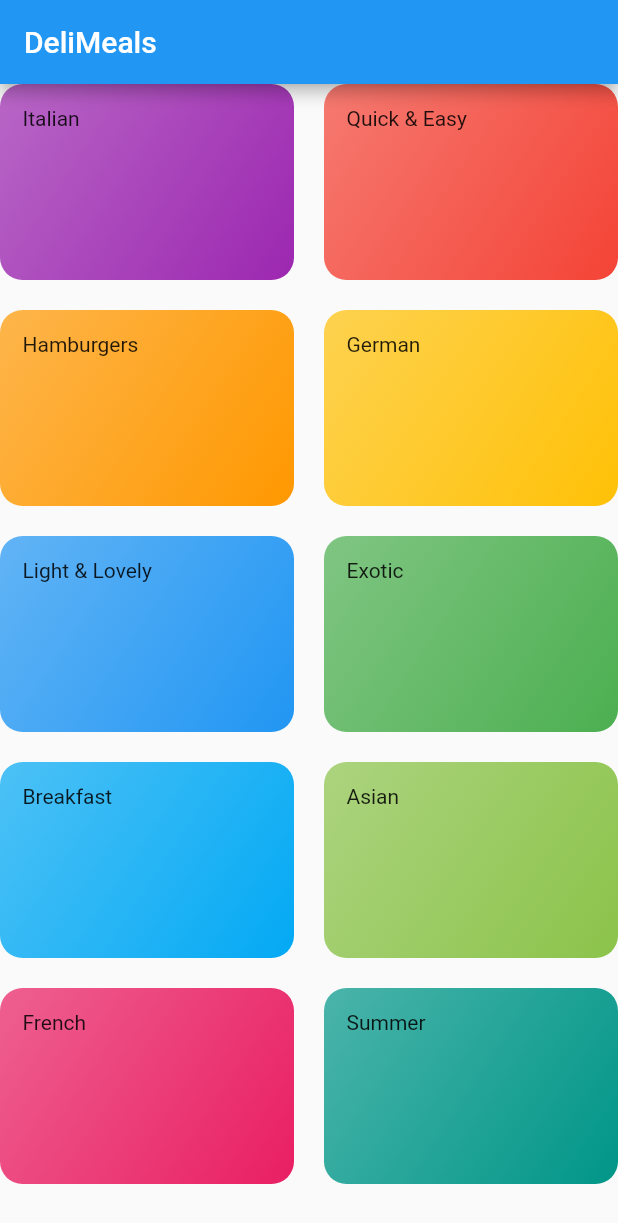
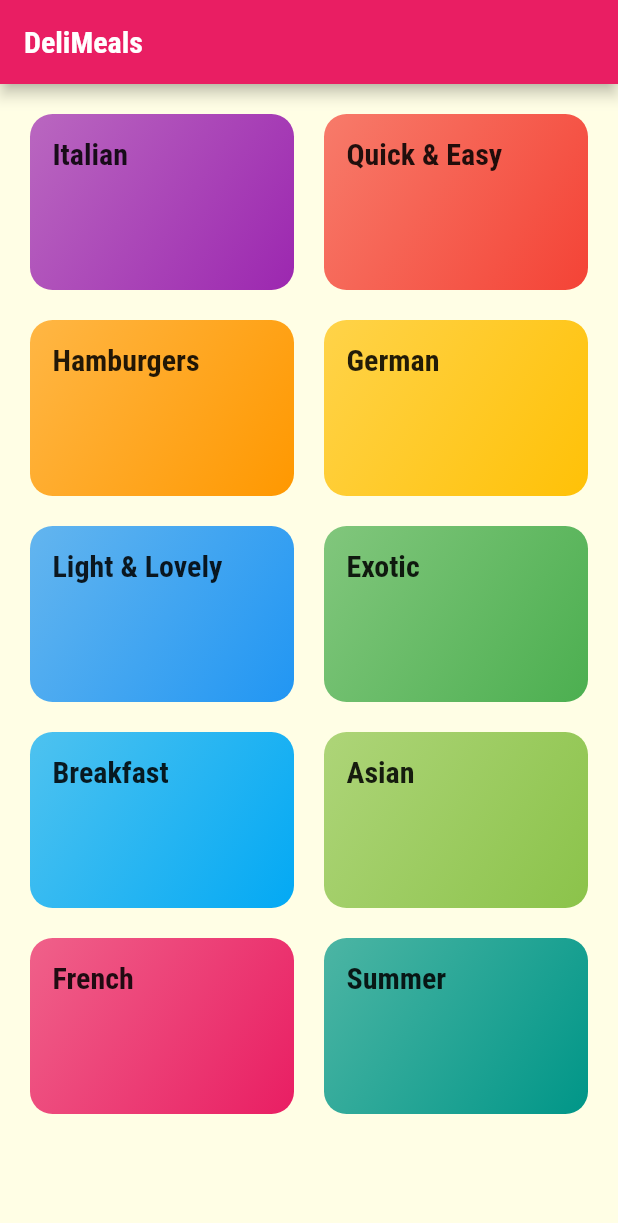
Before and after one commit to TheTota/meals_app, a Flutter app: the screen it shows after launch, on a phone screen of 412 x 824 dp. Shown: the top 1223 px of the screen. Run offline on Flutter 3.47's test engine with Material 2 defaults, Android fonts, the phone set to English and light mode, and no system bars.

Commit message:
add main page with navigation to category screen

```diff
--- a/lib/categories_screen.dart
+++ b/lib/categories_screen.dart
@@ -11,6 +11,7 @@ class CategoriesScreen extends StatelessWidget {
     return Scaffold(
       appBar: AppBar(title: const Text('DeliMeals')),
       body: GridView(
+        padding: const EdgeInsets.all(20),
         gridDelegate: const SliverGridDelegateWithMaxCrossAxisExtent(
           maxCrossAxisExtent: 200,
           childAspectRatio: 3 / 2,
@@ -18,7 +19,11 @@ class CategoriesScreen extends StatelessWidget {
           mainAxisSpacing: 20,
         ),
         children: DUMMY_CATEGORIES
-            .map((data) => CategoryItem(title: data.title, color: data.color))
+            .map((data) => CategoryItem(
+                  id: data.id,
+                  title: data.title,
+                  color: data.color,
+                ))
             .toList(),
       ),
     );
--- a/lib/category_item.dart
+++ b/lib/category_item.dart
@@ -1,14 +1,20 @@
 import 'package:flutter/material.dart';
 
 class CategoryItem extends StatelessWidget {
+  final String id;
   final String title;
   final Color color;
 
-  const CategoryItem({super.key, required this.title, required this.color});
+  const CategoryItem(
+      {super.key, required this.id, required this.title, required this.color});
 
   @override
   Widget build(BuildContext context) {
-return Container(
+    return InkWell(
+      onTap: () => selectCategory(context),
+      splashColor: Theme.of(context).primaryColor,
+      borderRadius: BorderRadius.circular(15),
+      child: Container(
         padding: const EdgeInsets.all(15),
         decoration: BoxDecoration(
           gradient: LinearGradient(
@@ -21,7 +27,18 @@ return Container(
           ),
           borderRadius: BorderRadius.circular(15),
         ),
-  child: Text(title),
+        child: Text(
+          title,
+          style: Theme.of(context).textTheme.titleLarge,
+        ),
+      ),
     );
   }
+
+  void selectCategory(BuildContext context) {
+    Navigator.of(context).pushNamed('/category-meals', arguments: {
+      'id': id,
+      'title': title,
+    });
   }
+}
--- a/lib/main.dart
+++ b/lib/main.dart
@@ -1,6 +1,7 @@
 import 'package:flutter/material.dart';
 
 import './categories_screen.dart';
+import './category_meals_screen.dart';
 
 void main() {
   runApp(const MyApp());
@@ -14,9 +15,31 @@ class MyApp extends StatelessWidget {
     return MaterialApp(
       title: 'DeliMeals',
       theme: ThemeData(
-        primarySwatch: Colors.blue,
+        colorScheme: ColorScheme.fromSwatch(primarySwatch: Colors.pink)
+            .copyWith(secondary: Colors.amber),
+        canvasColor: const Color.fromRGBO(255, 254, 229, 1),
+        fontFamily: 'Raleway',
+        textTheme: ThemeData.light().textTheme.copyWith(
+              bodyLarge: const TextStyle(
+                color: Color.fromRGBO(20, 51, 51, 1),
+              ),
+              bodyMedium: const TextStyle(
+                color: Color.fromRGBO(20, 51, 51, 1),
+              ),
+              bodySmall: const TextStyle(
+                color: Color.fromRGBO(20, 51, 51, 1),
+              ),
+              titleLarge: const TextStyle(
+                fontSize: 20,
+                fontFamily: 'RobotoCondensed',
+                fontWeight: FontWeight.bold,
+              ),
+            ),
       ),
       home: const CategoriesScreen(),
+      routes: {
+        '/category-meals': (context) => const CategoryMealsScreen(),
+      },
     );
   }
 }
```
Also changed, not shown: lib/category_meals_screen.dart (added, +23 -0 lines), pubspec.yaml (+17 -11 lines), assets/fonts/Raleway-Black.ttf (added), assets/fonts/Raleway-Bold.ttf (added), assets/fonts/Raleway-Regular.ttf (added), assets/fonts/RobotoCondensed-Bold.ttf (added), assets/fonts/RobotoCondensed-Italic.ttf (added), assets/fonts/RobotoCondensed-Light.ttf (added), assets/fonts/RobotoCondensed-Regular.ttf (added). Lines whose indentation alone changed are shown as unchanged.
